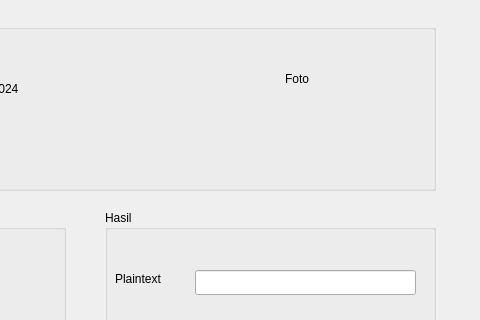
Old version of the form kripto.ui in the repository vmanz73/cryptography_py; both pictures show x 185 to 665 and y 0 to 320 of the 665 by 536 pixel window.
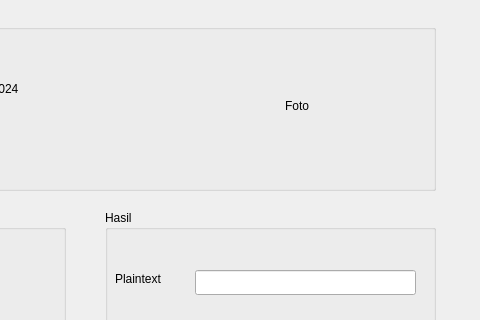
New version of the form.

Patch:
```diff
--- a/kripto.ui
+++ b/kripto.ui
@@ -82,9 +82,9 @@
      <property name="geometry">
       <rect>
        <x>440</x>
-       <y>60</y>
-       <width>70</width>
-       <height>17</height>
+       <y>30</y>
+       <width>131</width>
+       <height>131</height>
       </rect>
      </property>
      <property name="frameShape">
```
